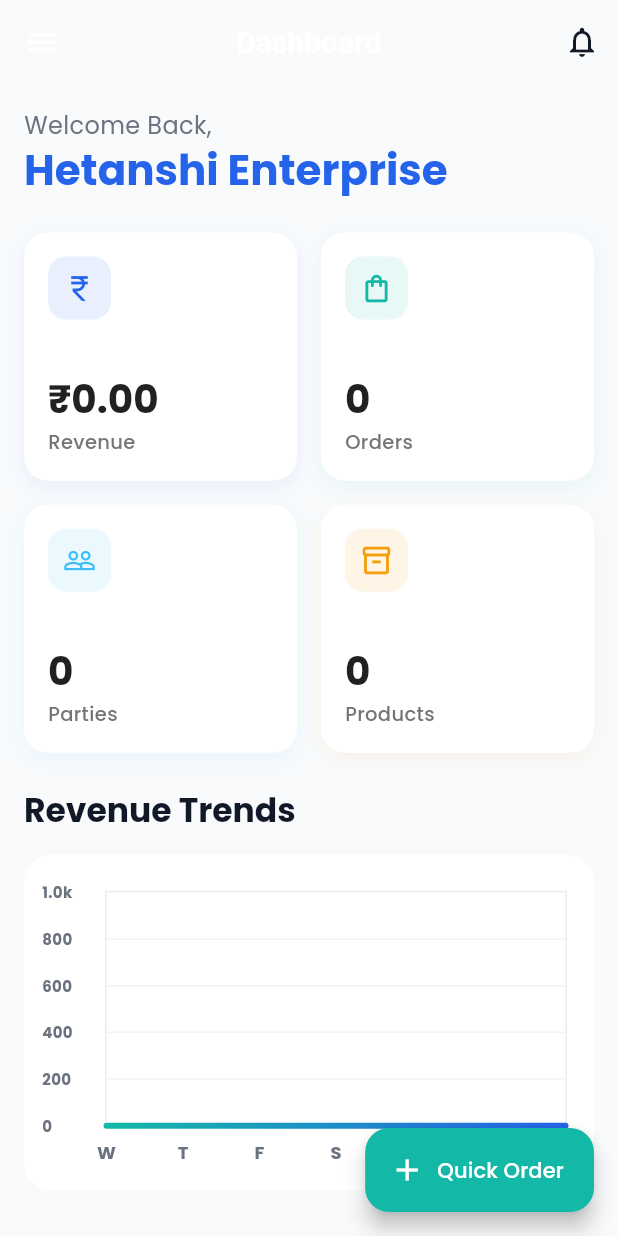
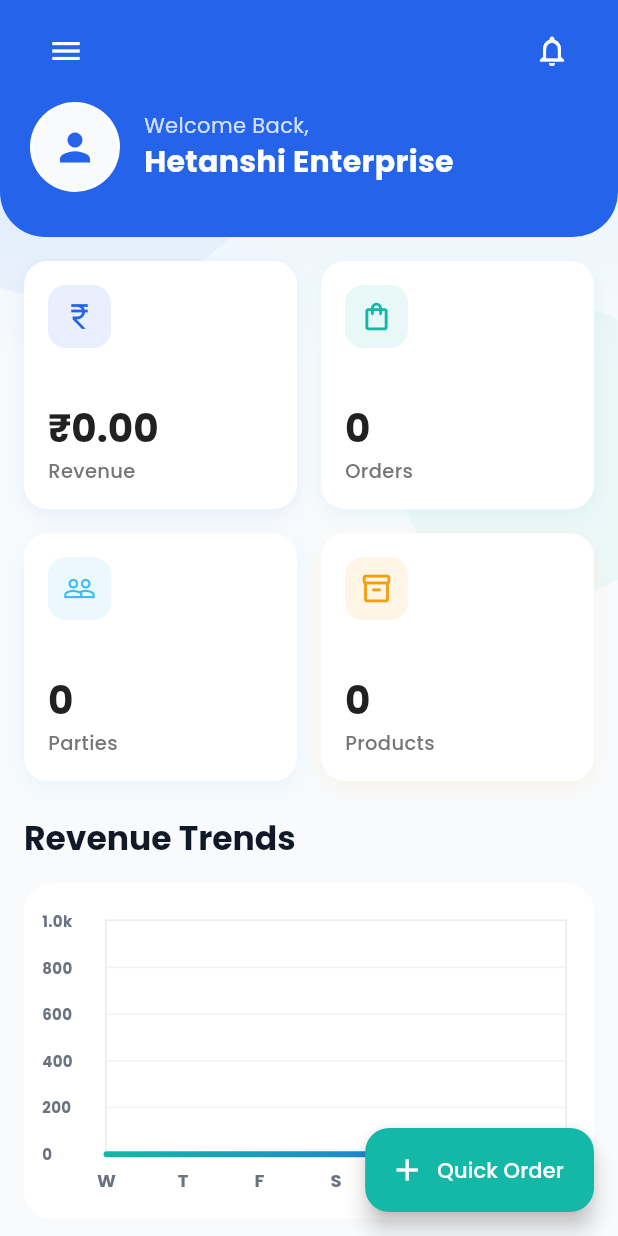
Before and after one commit to Vivekchavda1374/Hetanshi-Enterprise, a Flutter app: the DashboardScreen screen opened by its route, on a phone screen of 412 x 824 dp. Run offline on Flutter 3.47's test engine with Material 3 defaults, Android fonts, the phone set to English and light mode, and no system bars; drawn by our look-alikes of fl_chart; our stand-ins replace animate_do, cloud_firestore, firebase_core, flutter_staggered_animations, google_fonts, image_picker; accounts and stored records are empty.

Commit message:
feat: Redesign dashboard with modern background, enhanced widgets, and better data visualization

```diff
--- a/lib/screens/dashboard_screen.dart
+++ b/lib/screens/dashboard_screen.dart
@@ -8,6 +8,8 @@ import 'package:hetanshi_enterprise/widgets/revenue_chart.dart';
 import 'package:hetanshi_enterprise/screens/order/create_order_screen.dart';
 import 'package:intl/intl.dart';
 
+import 'package:google_fonts/google_fonts.dart';
+import 'package:hetanshi_enterprise/widgets/modern_background.dart';
 import 'package:hetanshi_enterprise/utils/app_theme.dart';
 
 class DashboardScreen extends StatelessWidget {
@@ -19,19 +21,17 @@ class DashboardScreen extends StatelessWidget {
 
     return Scaffold(
       backgroundColor: AppColors.backgroundGrey,
-      appBar: AppBar(
-        title: const Text('Dashboard'),
-        backgroundColor: Colors.transparent,
-        elevation: 0,
-        actions: [
-          IconButton(
-            icon: const Icon(Icons.notifications_outlined, color: AppColors.textPrimary),
-            onPressed: () {},
-          ),
-        ],
-      ),
       drawer: const AppDrawer(),
-      body: StreamBuilder<List<OrderModel>>(
+      body: ModernBackground( // Apply modern background
+        child: SingleChildScrollView(
+          child: Column(
+            children: [
+              // Custom Curved Header
+              _buildHeader(context),
+
+              Padding(
+                padding: const EdgeInsets.all(16.0),
+                child: StreamBuilder<List<OrderModel>>(
                   stream: firestoreService.getOrders(),
                   builder: (context, orderSnapshot) {
                     final orders = orderSnapshot.data ?? [];
@@ -51,8 +51,6 @@ class DashboardScreen extends StatelessWidget {
                             final totalProducts = productSnapshot.data ?? 0;
 
                             return AnimationLimiter(
-                    child: SingleChildScrollView(
-                      padding: const EdgeInsets.all(16.0),
                               child: Column(
                                 crossAxisAlignment: CrossAxisAlignment.start,
                                 children: AnimationConfiguration.toStaggeredList(
@@ -64,21 +62,8 @@ class DashboardScreen extends StatelessWidget {
                                     ),
                                   ),
                                   children: [
-                            Text(
-                              "Welcome Back,",
-                              style: TextStyle(
-                                fontSize: 16,
-                                color: AppColors.textSecondary,
-                              ),
-                            ),
-                            Text(
-                              "Hetanshi Enterprise",
-                              style: Theme.of(context).textTheme.headlineMedium?.copyWith(
-                                    fontWeight: FontWeight.bold,
-                                    color: AppColors.primaryBlue,
-                                  ),
-                            ),
-                            const SizedBox(height: 24),
+                                    // Removed old welcome text, integrated into header
+
                                     GridView.count(
                                       shrinkWrap: true,
                                       physics: const NeverScrollableScrollPhysics(),
@@ -175,13 +160,17 @@ class DashboardScreen extends StatelessWidget {
                                   ],
                                 ),
                               ),
-                    ),
                             );
                           },
                         );
                       },
                     );
                   },
+                ),
+              ),
+            ],
+          ),
+        ),
       ),
       floatingActionButton: FloatingActionButton.extended(
         onPressed: () {
@@ -198,4 +187,77 @@ class DashboardScreen extends StatelessWidget {
       ),
     );
   }
+
+  Widget _buildHeader(BuildContext context) {
+    return Container(
+      width: double.infinity,
+      decoration: const BoxDecoration(
+        color: AppColors.primaryBlue,
+        borderRadius: BorderRadius.only(
+          bottomLeft: Radius.circular(30),
+          bottomRight: Radius.circular(30),
+        ),
+      ),
+      padding: const EdgeInsets.fromLTRB(20, 10, 20, 30), // Top padding adjusted for custom SafeArea manual handling if needed, but here we are in body
+      child: Column(
+        children: [
+          Row(
+            mainAxisAlignment: MainAxisAlignment.spaceBetween,
+            children: [
+               Builder(
+                 builder: (context) => IconButton(
+                   icon: const Icon(Icons.menu, color: Colors.white),
+                   onPressed: () {
+                     Scaffold.of(context).openDrawer();
+                   },
+                 ),
+               ),
+               IconButton(
+                 icon: const Icon(Icons.notifications_outlined, color: Colors.white),
+                 onPressed: () {},
+               ),
+            ],
+          ),
+          const SizedBox(height: 10),
+          Row(
+            children: [
+              Container(
+                padding: const EdgeInsets.all(2),
+                decoration: const BoxDecoration(
+                  shape: BoxShape.circle,
+                  color: Colors.white,
+                ),
+                child: const CircleAvatar(
+                  radius: 28,
+                  backgroundColor: AppColors.backgroundGrey,
+                  child: Icon(Icons.person, color: AppColors.primaryBlue, size: 30),
+                ),
+              ),
+              const SizedBox(width: 16),
+              Column(
+                crossAxisAlignment: CrossAxisAlignment.start,
+                children: [
+                  Text(
+                    "Welcome Back,",
+                    style: GoogleFonts.poppins(
+                      fontSize: 14,
+                      color: Colors.white.withOpacity(0.8),
+                    ),
+                  ),
+                  Text(
+                    "Hetanshi Enterprise",
+                    style: GoogleFonts.poppins(
+                      fontSize: 20,
+                      fontWeight: FontWeight.bold,
+                      color: Colors.white,
+                    ),
+                  ),
+                ],
+              ),
+            ],
+          ),
+        ],
+      ),
+    );
   }
+}
```
Lines whose indentation alone changed are shown as unchanged.
